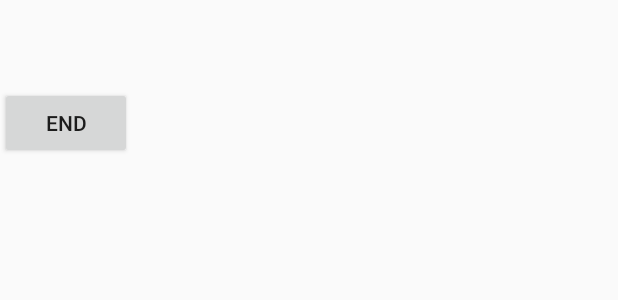
After one commit to flocodemillo/TriApp, an Android app: the layout fragment_blue_level.xml on its own in the app's theme, with its tools: preview values and no code run, on a phone screen of 412 x 824 dp. The commit adds this screen. Shown: the top 300 px of the screen. Run offline under Robolectric (Android 15) with nearby library versions, the phone set to English and light mode, and no system bars.

Commit message:
SlideLevelAdapter with blue level

```diff
--- /dev/null
+++ b/app/src/main/res/layout/fragment_blue_level.xml
@@ -0,0 +1,33 @@
+<LinearLayout xmlns:android="http://schemas.android.com/apk/res/android"
+    xmlns:tools="http://schemas.android.com/tools"
+    android:layout_width="match_parent"
+    android:layout_height="match_parent"
+    android:orientation="vertical"
+    tools:context="es.usc.citius.triapp.fragments.BlueLevelFragment">
+
+    <!-- TODO: Update blank fragment layout -->
+    <TextView
+        android:id = "@+id/name"
+        android:layout_width="match_parent"
+        android:layout_height="wrap_content"
+        />
+
+    <TextView
+        android:id = "@+id/level"
+        android:layout_width="match_parent"
+        android:layout_height="wrap_content"
+        />
+
+    <TextView
+        android:id = "@+id/elapsedTime"
+        android:layout_width="match_parent"
+        android:layout_height="wrap_content" />
+
+
+    <Button
+        android:id="@+id/endTriage"
+        android:layout_width="wrap_content"
+        android:layout_height="wrap_content"
+        android:text="@string/end" />
+
+</LinearLayout>
--- a/app/src/main/res/values/strings.xml
+++ b/app/src/main/res/values/strings.xml
@@ -37,4 +37,7 @@
     <string name="scan">Scan</string>
     <string name="title_activity_user_barcode_scan">Scan</string>
 
+    <!-- TODO: Remove or change this placeholder text -->
+    <string name="hello_blank_fragment">Hello blank fragment</string>
+
 </resources>
```
Also changed, not shown: app/src/main/java/es/usc/citius/triapp/adapters/SlideLevelAdapter.java (+5 -3 lines), app/src/main/java/es/usc/citius/triapp/fragments/BlueLevelFragment.java (added, +69 -0 lines), app/build.gradle (line endings or trailing spaces).
